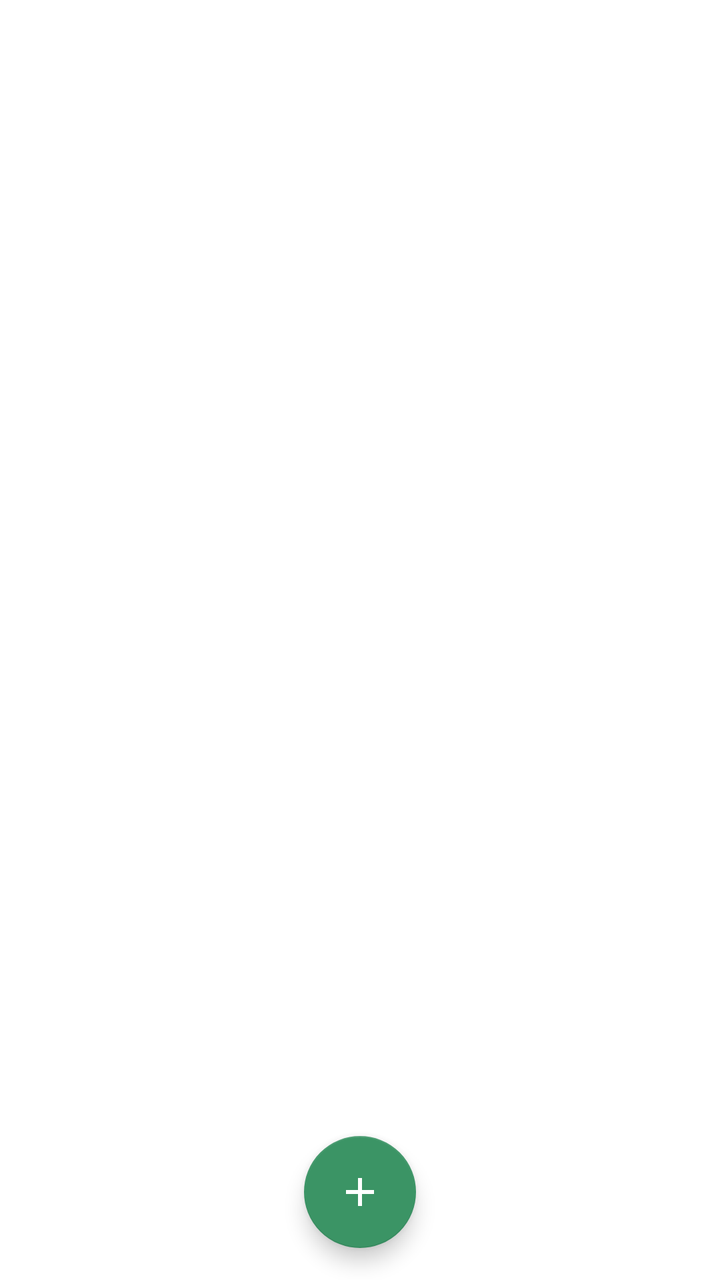
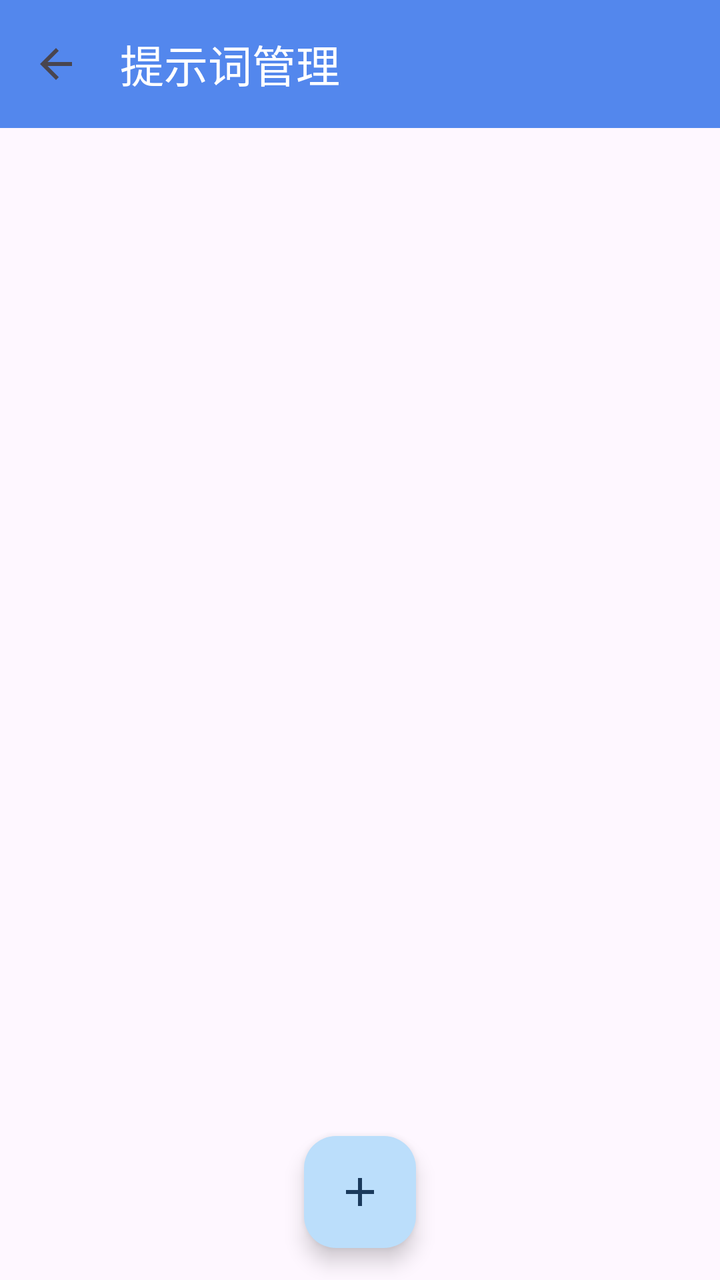

Screens rendered from an Android XML layout before and after an edit, with the pre-edit source and the edit as a unified diff.
<!-- AndroidManifest.xml: activity theme AppTheme -->
<!-- res/layout/activity_prompt.xml -->
<?xml version="1.0" encoding="utf-8"?>
<androidx.coordinatorlayout.widget.CoordinatorLayout
    xmlns:android="http://schemas.android.com/apk/res/android"
    xmlns:app="http://schemas.android.com/apk/res-auto"
    android:layout_width="match_parent"
    android:layout_height="match_parent"
    android:background="@color/cardview_light_background">

    <androidx.core.widget.NestedScrollView
        android:layout_width="match_parent"
        android:layout_height="match_parent">

        <LinearLayout
            android:id="@+id/promptsContainer"
            android:layout_width="match_parent"
            android:layout_height="wrap_content"
            android:orientation="vertical"
            android:padding="8dp"/>

    </androidx.core.widget.NestedScrollView>

    <com.google.android.material.floatingactionbutton.FloatingActionButton
        android:id="@+id/fabAddPrompt"
        android:layout_width="wrap_content"
        android:layout_height="wrap_content"
        android:layout_gravity="bottom|center"
        android:layout_margin="16dp"
        app:srcCompat="@drawable/ic_add" />

</androidx.coordinatorlayout.widget.CoordinatorLayout>
<!-- resources referenced by this layout -->
<resources>
  <!-- drawable ic_add: png bitmap (drawable-xxhdpi, 291 bytes) -->
  <style name="AppTheme" parent="Theme.MaterialComponents.Light.DarkActionBar.Bridge">
      
          <item name="colorPrimary">@color/colorPrimary</item>
          <item name="colorPrimaryDark">@color/colorPrimaryDark</item>
          <item name="colorAccent">@color/colorAccent</item>
          <item name="color_footer_background">@color/footer_background</item>
          <item name="color_footer_pressed">@color/footer_pressed</item>
          <item name="android:forceDarkAllowed" tools:targetApi="q">true</item>
      </style>
  <color name="colorPrimary">#227D51</color>
  <color name="colorPrimaryDark">#2D6D4B</color>
  <color name="colorAccent">#3B9465</color>
  <color name="footer_background">#E0E0E0</color>
  <color name="footer_pressed">#4f8069</color>
</resources>

<!-- the commit's change to res/layout/activity_prompt.xml (unified diff, before → after) -->
@@ -4,20 +4,36 @@
     xmlns:app="http://schemas.android.com/apk/res-auto"
     android:layout_width="match_parent"
     android:layout_height="match_parent"
-    android:background="@color/cardview_light_background">
+    android:fitsSystemWindows="true">
 
-    <androidx.core.widget.NestedScrollView
+    <LinearLayout
         android:layout_width="match_parent"
-        android:layout_height="match_parent">
+        android:layout_height="match_parent"
+        android:orientation="vertical">
 
-        <LinearLayout
-            android:id="@+id/promptsContainer"
+        <androidx.appcompat.widget.Toolbar
+            android:id="@+id/toolbar"
             android:layout_width="match_parent"
-            android:layout_height="wrap_content"
-            android:orientation="vertical"
-            android:padding="8dp"/>
+            android:layout_height="?attr/actionBarSize"
+            android:background="?attr/colorPrimary"
+            app:title="提示词管理"
+            app:titleTextColor="@android:color/white"
+            app:navigationIcon="?attr/homeAsUpIndicator" />
 
-    </androidx.core.widget.NestedScrollView>
+        <androidx.core.widget.NestedScrollView
+            android:layout_width="match_parent"
+            android:layout_height="match_parent">
+
+            <LinearLayout
+                android:id="@+id/promptsContainer"
+                android:layout_width="match_parent"
+                android:layout_height="wrap_content"
+                android:orientation="vertical"
+                android:padding="8dp"/>
+
+        </androidx.core.widget.NestedScrollView>
+
+    </LinearLayout>
 
     <com.google.android.material.floatingactionbutton.FloatingActionButton
         android:id="@+id/fabAddPrompt"
<!-- resource entries referenced after the edit -->
@@ -1,19 +1,29 @@
 <!-- resources referenced by this layout -->
 <resources>
   <!-- drawable ic_add: png bitmap (drawable-xxhdpi, 291 bytes) -->
-  <style name="AppTheme" parent="Theme.MaterialComponents.Light.DarkActionBar.Bridge">
-      
+  <style name="AppTheme" parent="Theme.Material3.Light.NoActionBar">
           <item name="colorPrimary">@color/colorPrimary</item>
-          <item name="colorPrimaryDark">@color/colorPrimaryDark</item>
-          <item name="colorAccent">@color/colorAccent</item>
-          <item name="color_footer_background">@color/footer_background</item>
-          <item name="color_footer_pressed">@color/footer_pressed</item>
-          <item name="android:forceDarkAllowed" tools:targetApi="q">true</item>
+          <item name="colorOnPrimary">@android:color/white</item>
+          <item name="colorPrimaryContainer">#BBDEFB</item>
+          <item name="colorOnPrimaryContainer">#1A3A5C</item>
+          <item name="colorSecondary">@color/colorAccent</item>
+          <item name="colorOnSecondary">@android:color/white</item>
+          <item name="colorSecondaryContainer">#90CAF9</item>
+          <item name="colorOnSecondaryContainer">#1A3A5C</item>
+          <item name="colorSurface">@android:color/white</item>
+          <item name="colorOnSurface">#1C1B1F</item>
+          <item name="colorSurfaceVariant">#E7E0EC</item>
+          <item name="colorOnSurfaceVariant">#49454F</item>
+          <item name="colorError">#B3261E</item>
+          <item name="colorOnError">@android:color/white</item>
+          <item name="color_footer_background">@color/footer_background_blue</item>
+          <item name="color_footer_pressed">@color/footer_pressed_blue</item>
+          <item name="android:statusBarColor">@android:color/transparent</item>
+          <item name="android:navigationBarColor">@android:color/transparent</item>
       </style>
-  <color name="colorPrimary">#227D51</color>
-  <color name="colorPrimaryDark">#2D6D4B</color>
-  <color name="colorAccent">#3B9465</color>
-  <color name="footer_background">#E0E0E0</color>
-  <color name="footer_pressed">#4f8069</color>
+  <color name="colorPrimary">#5387ED</color>
+  <color name="colorAccent">#588EF8</color>
+  <color name="footer_background_blue">#B3C0DA</color>
+  <color name="footer_pressed_blue">#B6C2D8</color>
 </resources>
 
